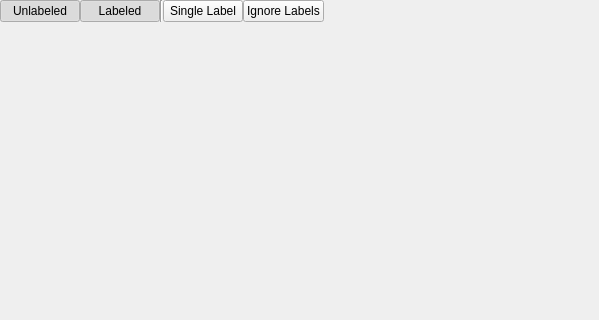
gerbilvis/gerbil, file gui/widgets/mainwindow.ui: the form before one commit; both pictures show x 0 to 599 and y 0 to 320 of the 1200 by 900 pixel window.
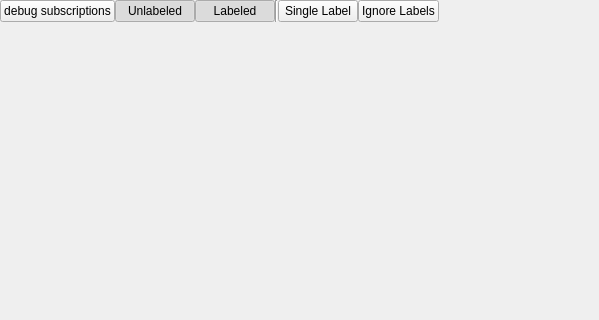
The form after the commit. Icons and pictures are not drawn.

Commit message: working representation subscriptions, BUG: roidock selection init fails, works after bin rescale

What changed in the file:
```diff
--- a/gui/widgets/mainwindow.ui
+++ b/gui/widgets/mainwindow.ui
@@ -38,6 +38,13 @@
      <layout class="QVBoxLayout" name="centralLayout">
       <item>
        <layout class="QHBoxLayout" name="toolbarLayout">
+        <item>
+         <widget class="QPushButton" name="subscriptionsDebugButton">
+          <property name="text">
+           <string>debug subscriptions</string>
+          </property>
+         </widget>
+        </item>
         <item>
          <widget class="QPushButton" name="nonmarkButton">
           <property name="toolTip">
```
Left out of the diff: 12 changed lines with no effect on the pictures. The commit also changes 6 other files.
